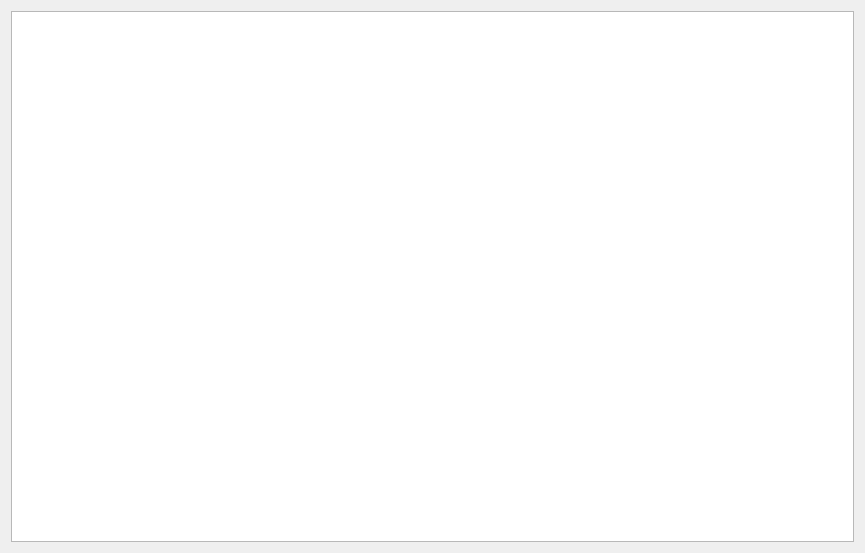
Above: retroshare-gui/src/gui/TurtleRouterDialog.ui from RetroShare/RetroShare before the change. Below: the same form after it.
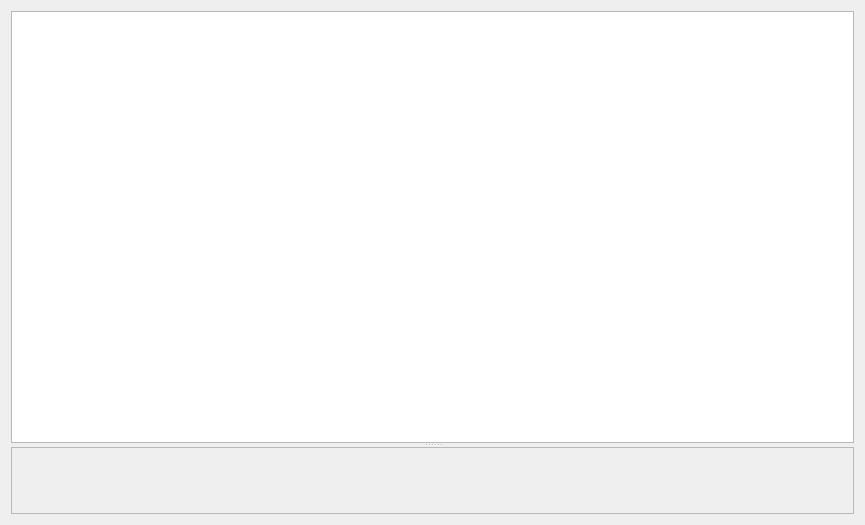
That is the form after the change. Icons and pictures are not drawn.

Commit message: added a display of turtle search/tunnel requests over time, to help spotting potential spammers

Diff of the .ui file:
```diff
--- a/retroshare-gui/src/gui/TurtleRouterDialog.ui
+++ b/retroshare-gui/src/gui/TurtleRouterDialog.ui
@@ -7,7 +7,7 @@
     <x>0</x>
     <y>0</y>
     <width>865</width>
-    <height>553</height>
+    <height>525</height>
    </rect>
   </property>
   <property name="windowTitle">
@@ -17,8 +17,12 @@
    <iconset resource="images.qrc">
     <normaloff>:/images/rstray3.png</normaloff>:/images/rstray3.png</iconset>
   </property>
-  <layout class="QVBoxLayout" name="verticalLayout">
+  <layout class="QHBoxLayout" name="horizontalLayout">
    <item>
+    <widget class="QSplitter" name="splitter">
+     <property name="orientation">
+      <enum>Qt::Vertical</enum>
+     </property>
     <widget class="QTreeWidget" name="_f2f_TW">
      <property name="headerHidden">
       <bool>true</bool>
@@ -28,6 +32,21 @@
        <string>F2F router information</string>
       </property>
      </column>
+     </widget>
+     <widget class="QFrame" name="_tunnel_statistics_F">
+      <property name="sizePolicy">
+       <sizepolicy hsizetype="Preferred" vsizetype="MinimumExpanding">
+        <horstretch>0</horstretch>
+        <verstretch>0</verstretch>
+       </sizepolicy>
+      </property>
+      <property name="frameShape">
+       <enum>QFrame::StyledPanel</enum>
+      </property>
+      <property name="frameShadow">
+       <enum>QFrame::Raised</enum>
+      </property>
+     </widget>
     </widget>
    </item>
   </layout>
```
Lines whose indentation alone changed are shown as unchanged. The commit also changes 6 other files.
